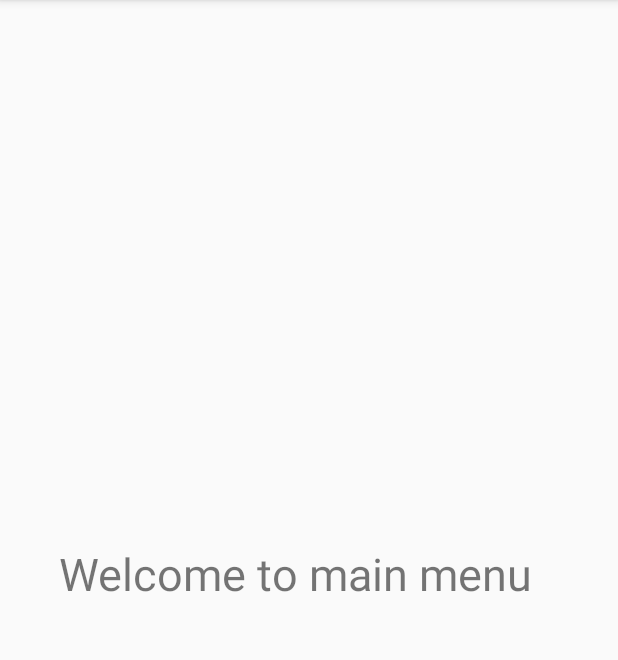
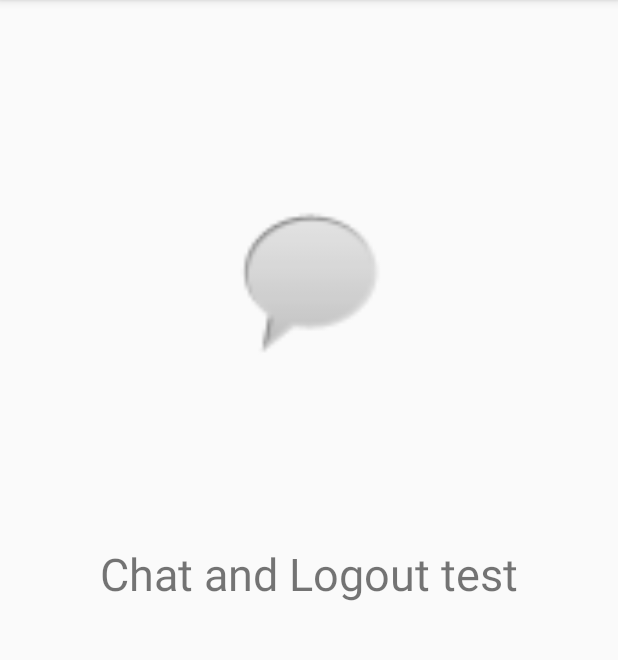
Before and after one commit to azizmeiman/MyApplication, an Android app: the ActivityTestForLoginLogout screen opened directly, with no data from a screen before it, on a phone screen of 412 x 824 dp, the part 84-744 px from its top. Run offline under Robolectric (Android 15) with nearby library versions, the phone set to English and light mode, and no system bars; our stand-ins replace Firebase (no records; nobody signed in at launch, a user with empty details on screens opened directly).

Commit message:
arabic 0.1

```diff
--- a/app/src/main/AndroidManifest.xml
+++ b/app/src/main/AndroidManifest.xml
@@ -22,7 +22,8 @@
         <activity android:name=".RegExpEmp" />
         <activity android:name=".PosterRegisaration" />
         <activity android:name=".Login" />
-        <activity android:name=".ActivityTestForLoginLogout"></activity>
+        <activity android:name=".ActivityTestForLoginLogout" />
+        <activity android:name=".ChatActivity"></activity>
     </application>
 
 </manifest>
--- a/app/src/main/java/com/example/abdulaziz/myapplication/ActivityTestForLoginLogout.java
+++ b/app/src/main/java/com/example/abdulaziz/myapplication/ActivityTestForLoginLogout.java
@@ -35,4 +35,6 @@ public class ActivityTestForLoginLogout extends AppCompatActivity {
         }
         return true;
     }
+
+
 }
--- a/app/src/main/res/layout/activity_test_for_login_logout.xml
+++ b/app/src/main/res/layout/activity_test_for_login_logout.xml
@@ -14,10 +14,28 @@
         android:layout_marginTop="8dp"
         android:layout_marginEnd="8dp"
         android:layout_marginBottom="8dp"
-        android:text="Welcome to main menu"
+        android:text="Chat and Logout test"
+        android:textAlignment="center"
         android:textSize="30sp"
         app:layout_constraintBottom_toBottomOf="parent"
         app:layout_constraintEnd_toEndOf="parent"
         app:layout_constraintStart_toStartOf="parent"
         app:layout_constraintTop_toTopOf="parent" />
+
+    <ImageView
+        android:id="@+id/imageView6"
+        android:layout_width="141dp"
+        android:layout_height="116dp"
+        android:layout_marginStart="8dp"
+        android:layout_marginTop="8dp"
+        android:layout_marginEnd="8dp"
+        android:layout_marginBottom="8dp"
+        app:layout_constraintBottom_toBottomOf="parent"
+        app:layout_constraintEnd_toEndOf="parent"
+        app:layout_constraintHorizontal_bias="0.502"
+        app:layout_constraintStart_toStartOf="parent"
+        app:layout_constraintTop_toTopOf="parent"
+        app:layout_constraintVertical_bias="0.189"
+        app:srcCompat="@android:drawable/sym_action_chat" />
+
 </android.support.constraint.ConstraintLayout>
--- a/app/src/main/res/menu/main_menu.xml
+++ b/app/src/main/res/menu/main_menu.xml
@@ -1,5 +1,9 @@
 <?xml version="1.0" encoding="utf-8"?>
-<menu xmlns:android="http://schemas.android.com/apk/res/android">
+
+
+<menu xmlns:app="http://schemas.android.com/apk/res-auto"
+    xmlns:android="http://schemas.android.com/apk/res/android">
+
 
     <item
        android:id="@+id/itemLogout"
```
